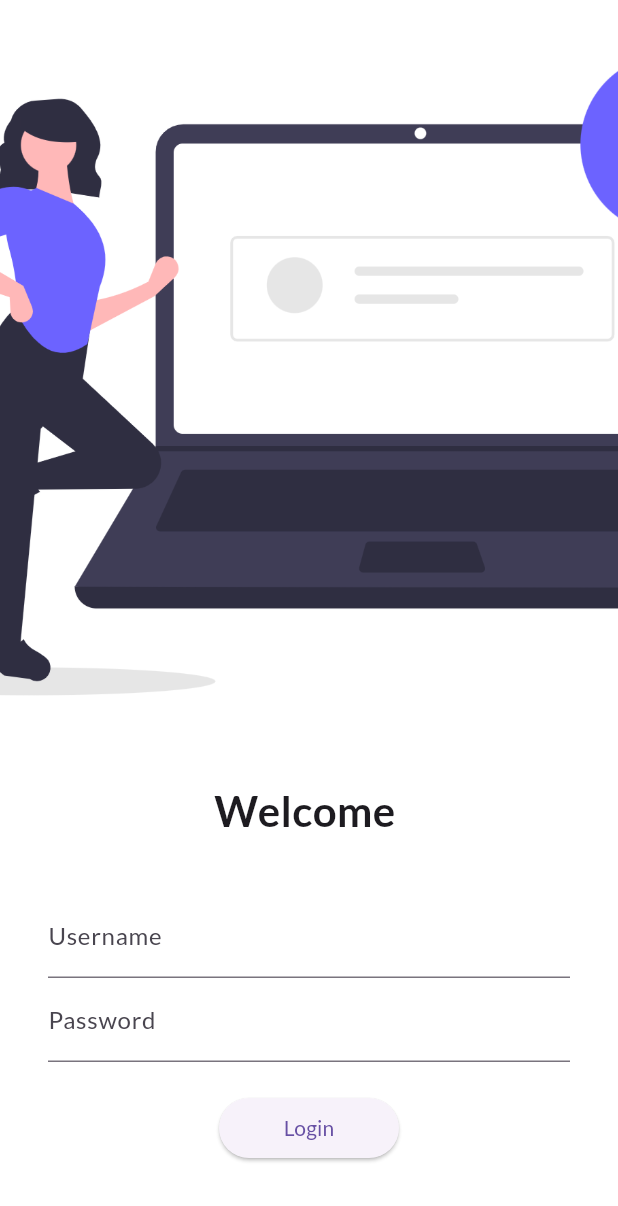
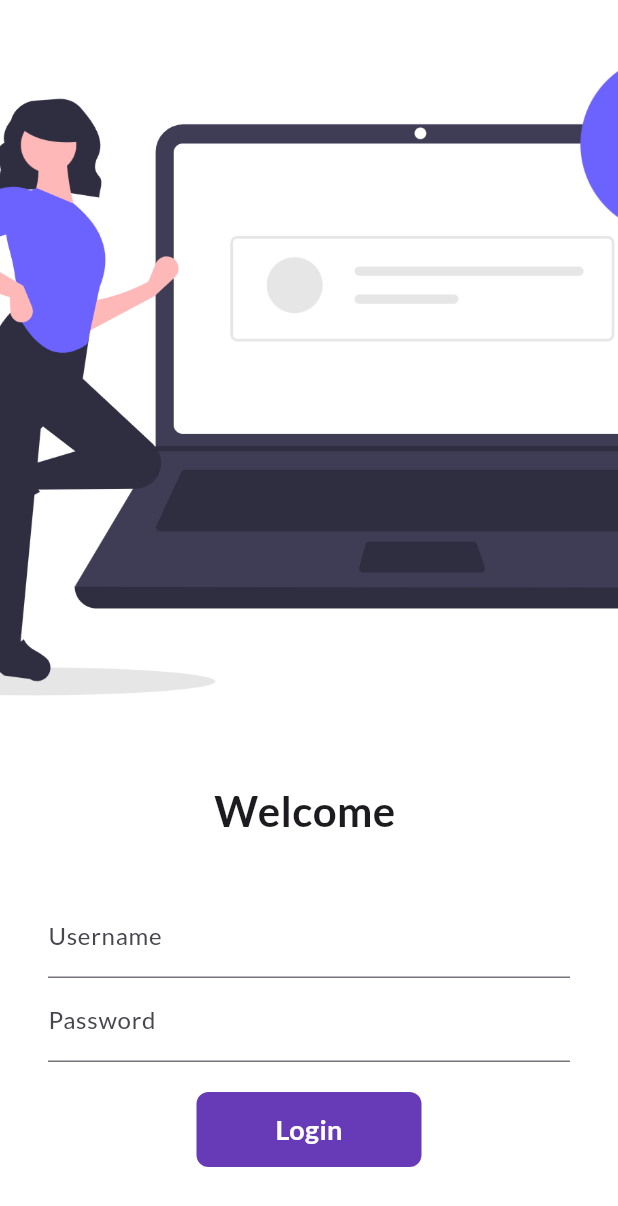
Before and after one commit to KefayetUllah/30DaysOfFlutter, a Flutter app: the LoginPage screen opened by its route, on a phone screen of 412 x 824 dp. Shown: the top 1206 px of the screen. Run offline on Flutter 3.47's test engine with Material 3 defaults, Android fonts, the phone set to English and light mode, and no system bars; our stand-ins replace google_fonts.

Commit message:
Initial Commit

```diff
--- a/lib/pages/login_page.dart
+++ b/lib/pages/login_page.dart
@@ -8,6 +8,7 @@ class LoginPage extends StatefulWidget {
 
 class _LoginPageState extends State<LoginPage> {
   String name = "";
+  bool changeButton = false;
 
   @override
   Widget build(BuildContext context) {
@@ -39,6 +40,10 @@ class _LoginPageState extends State<LoginPage> {
                       hintText: "Enter Username",
                       labelText: "Username",
                     ),
+                    onChanged: (value) {
+                      name = value;
+                      setState(() {});
+                    },
                   ),
                   TextFormField(
                     obscureText: true,
@@ -48,14 +53,47 @@ class _LoginPageState extends State<LoginPage> {
                     ),
                   ),
                   SizedBox(height: 20.0),
-                  ElevatedButton(
+
+                  InkWell(
+                    onTap: () async {
+                      setState(() {
+                        changeButton = true;
+                      });
+
+                      await Future.delayed(Duration(seconds: 1));
+                    },
+                    child: AnimatedContainer(
+                      duration: Duration(seconds: 1),
+                      width: changeButton ? 50 : 150,
+                      height: 50,
+                      alignment: Alignment.center,
+                      child: changeButton
+                          ? Icon(Icons.done, color: Colors.white)
+                          : Text(
+                              "Login",
+                              style: TextStyle(
+                                color: Colors.white,
+                                fontWeight: FontWeight.bold,
+                                fontSize: 18,
+                              ),
+                            ),
+                      decoration: BoxDecoration(
+                        color: Colors.deepPurple,
+                        borderRadius: BorderRadius.circular(
+                          changeButton ? 50 : 8,
+                        ),
+                      ),
+                    ),
+                  ),
+
+                  /*ElevatedButton(
                     onPressed: () {
                       Navigator.pushNamed(context, MyRoutes.homeRoute);
                     },
                     child: Text("Login"),
 
                     style: TextButton.styleFrom(minimumSize: Size(120, 40)),
-                  ),
+                  ),*/
                 ],
               ),
             ),
```
